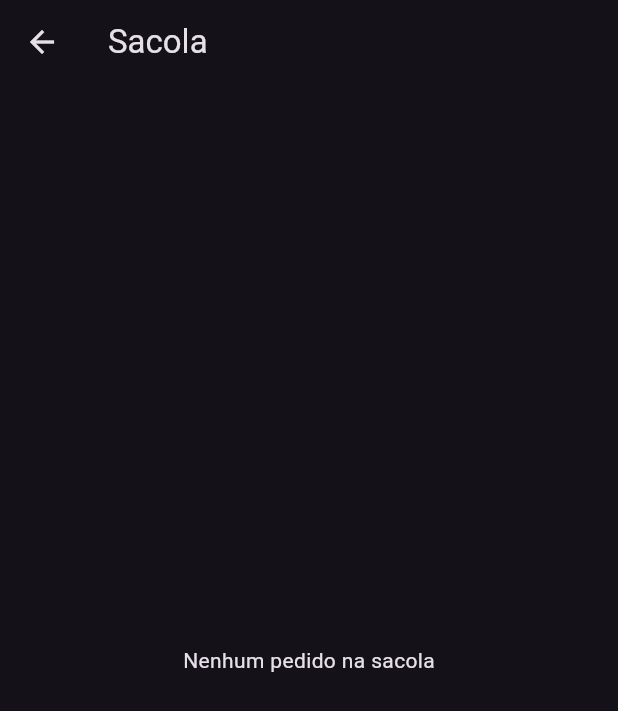
After one commit to karinacmartins/myapp, a Flutter app: the screen it shows after launch, after a tap on "Bora!", after a tap on the "shopping basket" icon, on a phone screen of 412 x 824 dp. The commit adds this screen. Shown: the top 711 px of the screen. Run offline on Flutter 3.47's test engine with Material 3 defaults, Android fonts, the phone set to English and light mode, and no system bars; our stand-ins replace badges.

Commit message:
feat: Add checkout screen

```diff
--- a/lib/main.dart
+++ b/lib/main.dart
@@ -1,5 +1,6 @@
 import 'package:flutter/material.dart';
 import 'package:myapp/ui/_core/app_theme.dart';
+import 'package:myapp/ui/_core/bag_provider.dart';
 import 'package:myapp/ui/data/restaurant_data.dart';
 import 'package:myapp/ui/splash/splash_screen.dart';
 import 'package:provider/provider.dart';
@@ -16,6 +17,7 @@ void main() async {
             return restaurantData;
           },
         ),
+        ChangeNotifierProvider(create: (context) => BagProvider()),
       ],
       child: MyApp(),
     ),
@@ -27,6 +29,10 @@ class MyApp extends StatelessWidget {
 
   @override
   Widget build(BuildContext context) {
-    return MaterialApp(theme: AppTheme.appTheme, home: SplashScreen());
+    return MaterialApp(
+      debugShowCheckedModeBanner: false,
+      theme: AppTheme.appTheme,
+      home: SplashScreen(),
+    );
   }
 }
--- /dev/null
+++ b/lib/model/dish.dart
@@ -0,0 +1,40 @@
+class Dish {
+  final String id;
+  final String name;
+  final String description;
+  final int price;
+  final String imagePath;
+
+  Dish({
+    required this.id,
+    required this.name,
+    required this.description,
+    required this.price,
+    required this.imagePath,
+  });
+
+  Map<String, dynamic> toMap() {
+    return {
+      'id': id,
+      'name': name,
+      'description': description,
+      'price': price,
+      'imagePath': imagePath,
+    };
+  }
+
+  factory Dish.fromMap(Map<String, dynamic> map) {
+    return Dish(
+      id: map['id'],
+      name: map['name'],
+      description: map['description'],
+      price: map['price'],
+      imagePath: map['imagePath'],
+    );
+  }
+
+  @override
+  String toString() {
+    return 'Dish(id: $id, name: $name, description: $description, price: $price, imagePath: $imagePath)';
+  }
+}
--- a/lib/model/restaurant.dart
+++ b/lib/model/restaurant.dart
@@ -1,3 +1,5 @@
+import 'package:myapp/model/dish.dart';
+
 class Restaurant {
   String id;
   String imagePath;
@@ -6,6 +8,7 @@ class Restaurant {
   double stars;
   int distance;
   List<String> categories;
+  List<Dish> dishes;
 
   Restaurant({
     required this.id,
@@ -15,6 +18,7 @@ class Restaurant {
     required this.stars,
     required this.distance,
     required this.categories,
+    required this.dishes,
   });
 
   Map<String, dynamic> toMap() {
@@ -26,6 +30,7 @@ class Restaurant {
       'stars': stars,
       'distance': distance,
       'categories': categories,
+      'dishes': dishes.map((dish) => dish.toMap()).toList(),
     };
   }
 
@@ -38,6 +43,7 @@ class Restaurant {
       stars: map['stars'],
       distance: map['distance'],
       categories: List<String>.from(map['categories']),
+      dishes: List<Dish>.from(map['dishes'].map((dish) => Dish.fromMap(dish))),
     );
   }
 
--- /dev/null
+++ b/lib/ui/_core/widgets/appbar.dart
@@ -0,0 +1,36 @@
+import 'package:flutter/material.dart';
+import 'package:myapp/ui/_core/bag_provider.dart';
+import 'package:myapp/ui/chekcout/chekcout_screnn.dart';
+import 'package:provider/provider.dart';
+import 'package:badges/badges.dart' as badges;
+
+AppBar getAppBar({required BuildContext context, String? title}) {
+  BagProvider bagProvider = Provider.of<BagProvider>(context);
+  return AppBar(
+    title: title != null ? Text(title) : null,
+    centerTitle: true,
+    actions: [
+      badges.Badge(
+        showBadge: bagProvider.dishesOnBag.isNotEmpty,
+        position: badges.BadgePosition.bottomStart(start: 0, bottom: 0),
+        badgeContent: Text(
+          bagProvider.dishesOnBag.length.toString(),
+          style: TextStyle(fontSize: 10),
+        ),
+        child: IconButton(
+          onPressed: () {
+            Navigator.push(
+              context,
+              MaterialPageRoute(
+                builder: (context) {
+                  return ChekcoutScrenn();
+                },
+              ),
+            );
+          },
+          icon: Icon(Icons.shopping_basket),
+        ),
+      ),
+    ],
+  );
+}
--- /dev/null
+++ b/lib/ui/chekcout/chekcout_screnn.dart
@@ -0,0 +1,84 @@
+import 'package:flutter/material.dart';
+import 'package:myapp/model/dish.dart';
+import 'package:myapp/ui/_core/bag_provider.dart';
+import 'package:provider/provider.dart';
+
+class ChekcoutScrenn extends StatelessWidget {
+  const ChekcoutScrenn({super.key});
+
+  @override
+  Widget build(BuildContext context) {
+    BagProvider bagProvider = Provider.of<BagProvider>(context);
+    if (bagProvider.dishesOnBag.isEmpty) {
+      return Scaffold(
+        appBar: AppBar(title: Text("Sacola")),
+        body: Center(child: Text("Nenhum pedido na sacola")),
+      );
+    }
+
+    return Scaffold(
+      appBar: AppBar(
+        title: Text("Sacola"),
+        actions: [
+          TextButton(
+            onPressed: () {
+              bagProvider.clearBag();
+            },
+            child: Text('Limpar'),
+          ),
+        ],
+      ),
+      body: Padding(
+        padding: const EdgeInsets.symmetric(horizontal: 8.0),
+        child: SingleChildScrollView(
+          child: Column(
+            crossAxisAlignment: CrossAxisAlignment.stretch,
+            children: [
+              Text('Pedidos', textAlign: TextAlign.center),
+              Column(
+                children: List.generate(
+                  bagProvider.getMapByAmount().keys.length,
+                  (index) {
+                    Dish dish =
+                        bagProvider.getMapByAmount().keys.toList()[index];
+
+                    return ListTile(
+                      onTap: () {},
+                      leading: Image.asset(
+                        'assets/dishes/default.png',
+                        width: 48,
+                      ),
+                      title: Text(dish.name),
+                      subtitle: Text("R\$${dish.price.toStringAsFixed(2)}"),
+                      trailing: Row(
+                        mainAxisSize: MainAxisSize.min,
+                        children: [
+                          IconButton(
+                            onPressed: () {
+                              bagProvider.removeDish(dish);
+                            },
+                            icon: Icon(Icons.remove),
+                          ),
+                          Text(
+                            bagProvider.getMapByAmount()[dish].toString(),
+                            style: TextStyle(fontSize: 18),
+                          ),
+                          IconButton(
+                            onPressed: () {
+                              bagProvider.addAllDishes([dish]);
+                            },
+                            icon: Icon(Icons.add),
+                          ),
+                        ],
+                      ),
+                    );
+                  },
+                ),
+              ),
+            ],
+          ),
+        ),
+      ),
+    );
+  }
+}
--- a/lib/ui/home/home_screen.dart
+++ b/lib/ui/home/home_screen.dart
@@ -1,5 +1,6 @@
 import 'package:flutter/material.dart';
 import 'package:myapp/model/restaurant.dart';
+import 'package:myapp/ui/_core/widgets/appbar.dart';
 import 'package:myapp/ui/data/category_data.dart';
 import 'package:myapp/ui/data/restaurant_data.dart';
 import 'package:myapp/ui/home/widgets/category_widgets.dart';
@@ -15,11 +16,7 @@ class HomeScreen extends StatelessWidget {
 
     return Scaffold(
       drawer: Drawer(),
-      appBar: AppBar(
-        actions: [
-          IconButton(onPressed: () {}, icon: Icon(Icons.shopping_cart)),
-        ],
-      ),
+      appBar: getAppBar(context: context),
       body: Padding(
         padding: EdgeInsets.symmetric(horizontal: 24.0),
         child: SingleChildScrollView(
--- a/pubspec.yaml
+++ b/pubspec.yaml
@@ -35,6 +35,7 @@ dependencies:
   # Use with the CupertinoIcons class for iOS style icons.
   cupertino_icons: ^1.0.8
   provider: ^6.1.4
+  badges: ^3.1.2
 
 dev_dependencies:
   flutter_test:
```
Also changed, not shown: lib/ui/_core/bag_provider.dart (added, +45 -0 lines), lib/ui/home/widgets/restaurant_widgets.dart (+14 -1 lines), lib/ui/restraurant/restaurant_screen.dart (added, +48 -0 lines), pubspec.lock, 6 other files.
